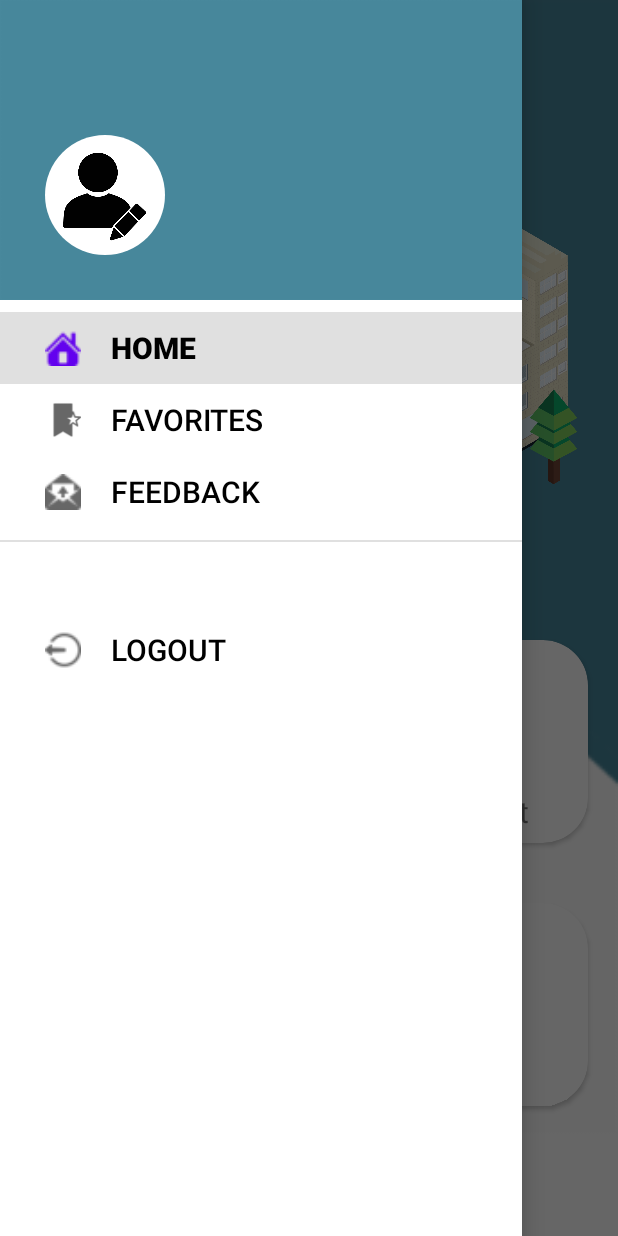
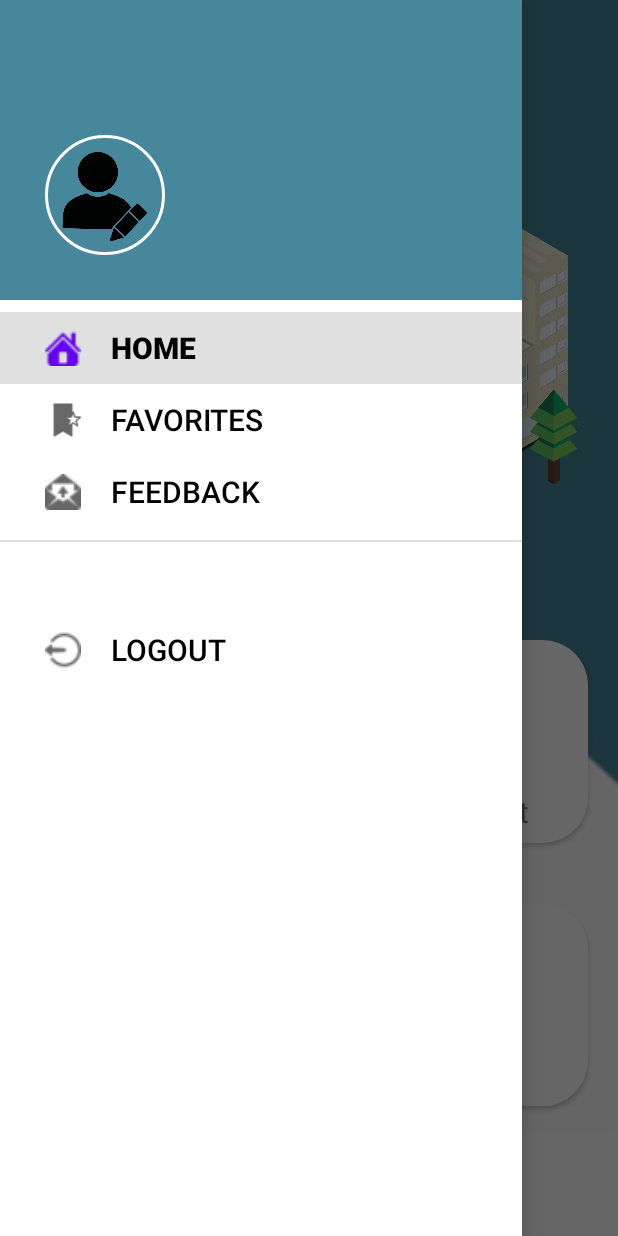
Before and after one commit to FluturaHaxhaj/MerrMeQera, an Android app: the Dashboard screen opened directly, with no data from a screen before it, with the side drawer open, on a phone screen of 412 x 824 dp. Run offline under Robolectric (Android 15) with nearby library versions, the phone set to English and light mode, and no system bars; our stand-ins replace CircleImageView; Roboto replaces fonts that are not available here.

Commit message:
Perdorimi i nje librarie te jashtme per te krijuar nje rounded imageView

```diff
--- a/app/build.gradle
+++ b/app/build.gradle
@@ -37,6 +37,7 @@ dependencies {
     testImplementation 'junit:junit:4.12'
     androidTestImplementation 'androidx.test.ext:junit:1.1.1'
     androidTestImplementation 'androidx.test.espresso:espresso-core:3.2.0'
+    implementation 'de.hdodenhof:circleimageview:3.1.0'
 
 
 }
--- a/app/src/main/res/layout/menu_header.xml
+++ b/app/src/main/res/layout/menu_header.xml
@@ -6,13 +6,17 @@
     android:padding="30dp">
 
 
-    <ImageView
+
+    <de.hdodenhof.circleimageview.CircleImageView
+        xmlns:app="http://schemas.android.com/apk/res-auto"
         android:id="@+id/profile_pic"
         android:layout_width="80dp"
         android:layout_height="80dp"
         android:layout_marginTop="60dp"
         android:src="@drawable/profilepic"
-        android:background="@drawable/profilepic_background"/>
+        app:civ_border_width="2dp"
+        app:civ_border_color="#ffffff"/>
+
     <TextView
         android:id="@+id/menu_profile_name"
         android:layout_width="wrap_content"
```
Also changed, not shown: app/src/main/res/values/dimens.xml (added, +11 -0 lines).
